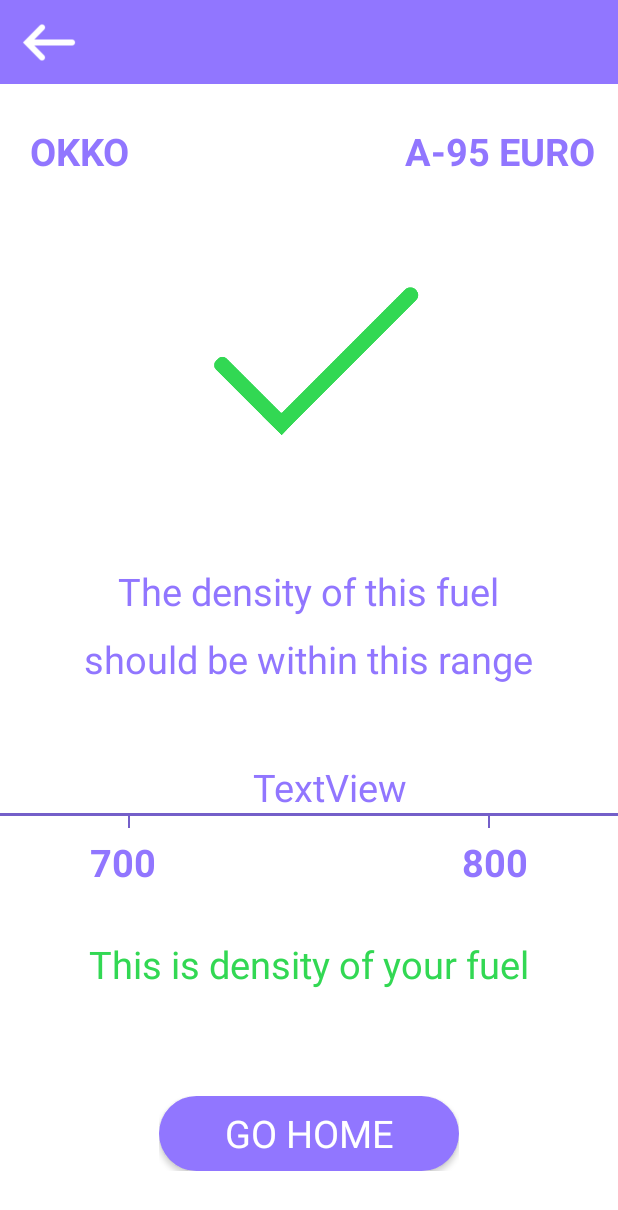
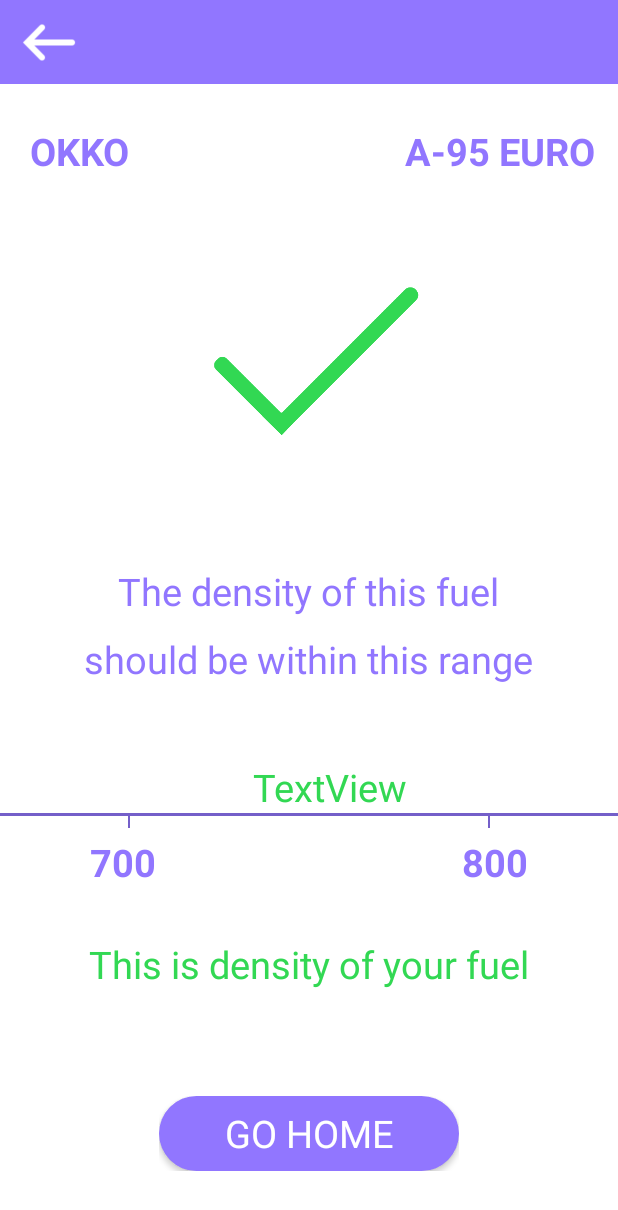
Before and after one commit to SMART-Jaegers/AndroidStudio, an Android app: the layout activity_good_fuel_on_okko_a95_euro.xml on its own in the app's theme, with its tools: preview values and no code run, on a phone screen of 412 x 824 dp. Shown: the top 1210 px of the screen. Run offline under Robolectric (Android 15) with nearby library versions, the phone set to English and light mode, and no system bars; Roboto replaces fonts that are not available here.

Commit message:
red and green textView

```diff
--- a/app/src/main/res/layout/activity_bad_fuel_on_okko_a95_euro.xml
+++ b/app/src/main/res/layout/activity_bad_fuel_on_okko_a95_euro.xml
@@ -139,7 +139,7 @@
             android:layout_alignParentEnd="true"
             android:layout_marginEnd="40dp"
             android:text="TextView"
-            android:textColor="#9176FF"
+            android:textColor="#D81818"
             android:textSize="25sp" />
     </RelativeLayout>
 
--- a/app/src/main/res/layout/activity_good_fuel_on_okko_a95_euro.xml
+++ b/app/src/main/res/layout/activity_good_fuel_on_okko_a95_euro.xml
@@ -138,7 +138,7 @@
             android:layout_alignParentEnd="true"
             android:layout_marginEnd="140dp"
             android:text="TextView"
-            android:textColor="#9176FF"
+            android:textColor="#32D853"
             android:textSize="25sp" />
     </RelativeLayout>
 
```
